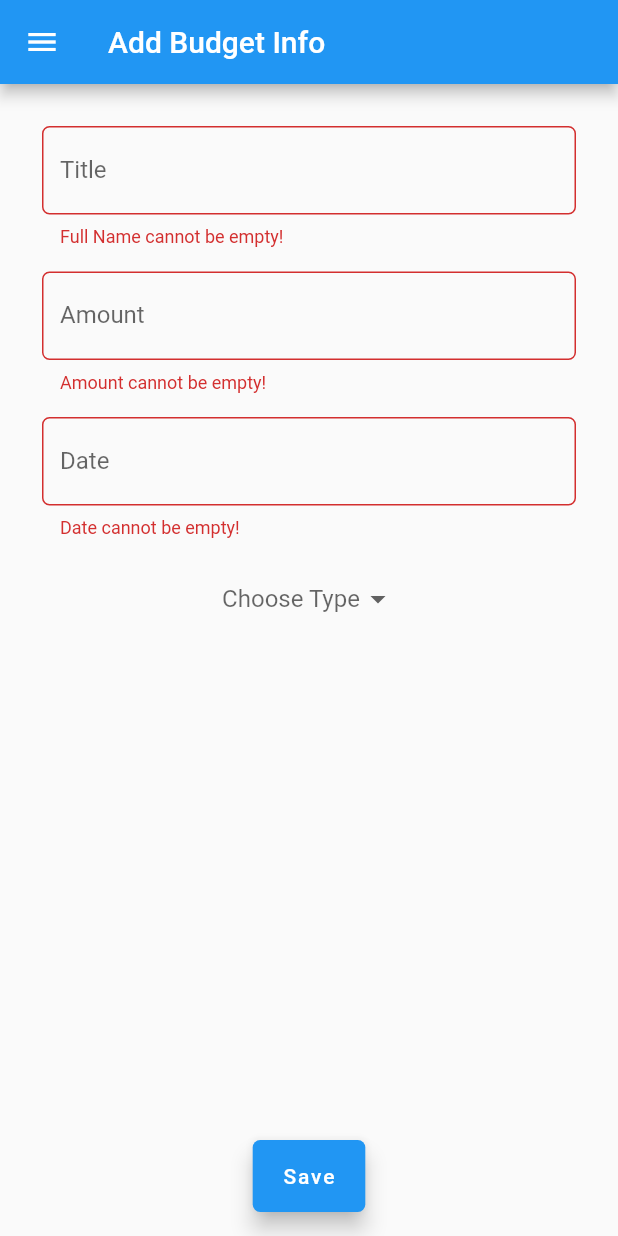
After one commit to syafiqoarashy/pbp-flutter-lab, a Flutter app: the MyFormPage screen opened directly, after a tap on "Save", on a phone screen of 412 x 824 dp. The commit adds this screen. Run offline on Flutter 3.47's test engine with Material 2 defaults, Android fonts, the phone set to English and light mode, and no system bars; missing offline and left inert: dart:ffi.

Commit message:
assignment 8 completion

```diff
--- /dev/null
+++ b/lib/form.dart
@@ -0,0 +1,281 @@
+import 'dart:ffi';
+
+import 'package:flutter/material.dart';
+import 'package:counter_7/main.dart';
+import 'package:counter_7/data.dart';
+
+class MyFormPage extends StatefulWidget {
+  const MyFormPage({super.key});
+
+  @override
+  State<MyFormPage> createState() => _MyFormPageState();
+}
+
+class BudgetData {
+  static List storedData = [];
+}
+
+class _MyFormPageState extends State<MyFormPage> {
+  TextEditingController dateController = TextEditingController();
+  final _formKey = GlobalKey<FormState>();
+  String _title = "";
+  int amount = 0;
+  String? budgetType;
+  List<String> listBudgetType = ['Expense', 'Income'];
+  List filledData = [];
+  DateTime? date;
+
+  @override
+  Widget build(BuildContext context) {
+    return Scaffold(
+      appBar: AppBar(
+        centerTitle: false,
+        // Here we take the value from the MyHomePage object that was created by
+        // the App.build method, and use it to set our appbar title.
+        title: Text("Add Budget Info"),
+      ),
+      drawer: Drawer(
+        child: Column(
+          children: [
+            // Adding clickable menu
+            ListTile(
+              title: const Text('counter_7'),
+              onTap: () {
+                // Routing the menu to the main page
+                Navigator.pushReplacement(
+                  context,
+                  MaterialPageRoute(
+                      builder: (context) =>
+                          const MyHomePage(title: 'Counter Program')),
+                );
+              },
+            ),
+            ListTile(
+              title: const Text('Add Budget Info'),
+              onTap: () {
+                // Routing the menu to the form page
+                Navigator.pushReplacement(
+                  context,
+                  MaterialPageRoute(builder: (context) => const MyFormPage()),
+                );
+              },
+            ),
+            ListTile(
+              title: const Text('Budget Data'),
+              onTap: () {
+                // Routing the menu to the form page
+                Navigator.pushReplacement(
+                  context,
+                  MaterialPageRoute(builder: (context) => const MyDataPage()),
+                );
+              },
+            ),
+          ],
+        ),
+      ),
+      floatingActionButtonLocation: FloatingActionButtonLocation.centerFloat,
+      floatingActionButton: FloatingActionButton.extended(
+        onPressed: () {
+          if (_formKey.currentState!.validate()) {
+            filledData.add(_title);
+            filledData.add(amount);
+            filledData.add(budgetType);
+            filledData.add(date);
+            BudgetData.storedData.add(filledData);
+            showDialog(
+              context: context,
+              builder: (context) {
+                return Dialog(
+                  shape: RoundedRectangleBorder(
+                    borderRadius: BorderRadius.circular(10),
+                  ),
+                  elevation: 15,
+                  child: Container(
+                    child: ListView(
+                      padding: const EdgeInsets.only(top: 20, bottom: 20),
+                      shrinkWrap: true,
+                      children: <Widget>[
+                        Center(child: const Text('Data successfully stored')),
+                        SizedBox(height: 20),
+                        // TODO: Display the information obtained from the form
+                        TextButton(
+                          onPressed: () {
+                            Navigator.pushReplacement(
+                              context,
+                              MaterialPageRoute(
+                                  builder: (context) => const MyFormPage()),
+                            );
+                          },
+                          child: Text('Return'),
+                        ),
+                        TextButton(
+                          onPressed: () {
+                            Navigator.pushReplacement(
+                              context,
+                              MaterialPageRoute(
+                                  builder: (context) => const MyDataPage()),
+                            );
+                          },
+                          child: Text(
+                            'Go to Budget Data',
+                          ),
+                        ),
+                      ],
+                    ),
+                  ),
+                );
+              },
+            );
+          }
+        },
+        label: const Text('Save'),
+        shape: RoundedRectangleBorder(
+            borderRadius: BorderRadius.all(Radius.circular(5))),
+      ),
+      body: Form(
+        key: _formKey,
+        child: SingleChildScrollView(
+          child: Container(
+            padding: const EdgeInsets.all(20.0),
+            child: Column(
+              children: [
+                Padding(
+                  // Using padding of 8 pixels
+                  padding: const EdgeInsets.all(8.0),
+                  child: TextFormField(
+                    decoration: InputDecoration(
+                      hintText: "Example: Hello World!",
+                      labelText: "Title",
+                      // Added a circular border to make it neater
+                      border: OutlineInputBorder(
+                        borderRadius: BorderRadius.circular(5.0),
+                      ),
+                    ),
+                    // Added behavior when name is typed
+                    onChanged: (String? value) {
+                      setState(() {
+                        _title = value!;
+                      });
+                    },
+                    // Added behavior when data is saved
+                    onSaved: (String? value) {
+                      setState(() {
+                        _title = value!;
+                      });
+                    },
+                    // Validator as form validation
+                    validator: (String? value) {
+                      if (value == null || value.isEmpty) {
+                        return 'Full Name cannot be empty!';
+                      }
+                      return null;
+                    },
+                  ),
+                ),
+                Padding(
+                  // Using padding of 8 pixels
+                  padding: const EdgeInsets.all(8.0),
+                  child: TextFormField(
+                    keyboardType:
+                        TextInputType.numberWithOptions(decimal: true),
+                    decoration: InputDecoration(
+                      hintText: "Example: 10000",
+                      labelText: "Amount",
+                      // Added a circular border to make it neater
+                      border: OutlineInputBorder(
+                        borderRadius: BorderRadius.circular(5.0),
+                      ),
+                    ),
+                    // Added behavior when name is typed
+                    onChanged: (String? value) {
+                      setState(() {
+                        amount = int.parse(value!);
+                      });
+                    },
+                    // Added behavior when data is saved
+                    onSaved: (String? value) {
+                      setState(() {
+                        amount = int.parse(value!);
+                      });
+                    },
+                    // Validator as form validation
+                    validator: (String? value) {
+                      if (value == null || value.isEmpty) {
+                        return 'Amount cannot be empty!';
+                      }
+                      return null;
+                    },
+                  ),
+                ),
+                Padding(
+                  padding: const EdgeInsets.all(8.0),
+                  child: TextFormField(
+                    controller: dateController,
+                    decoration: InputDecoration(
+                      labelText: "Date",
+                      // Added a circular border to make it neater
+                      border: OutlineInputBorder(
+                        borderRadius: BorderRadius.circular(5.0),
+                      ),
+                    ),
+                    // Added behavior when name is typed
+
+                    readOnly: true,
+                    onTap: () async {
+                      date = await showDatePicker(
+                          context: context,
+                          initialDate: DateTime.now(),
+                          firstDate: DateTime(2000),
+                          lastDate: DateTime(2050));
+                      if (date != null) {
+                        String formattedDate = date.toString().substring(0, 10);
+
+                        setState(() {
+                          dateController.text = formattedDate;
+                        });
+                      }
+                    },
+                    // Added behavior when data is saved
+
+                    // Validator as form validation
+                    validator: (String? value) {
+                      if (value == null || value.isEmpty) {
+                        return 'Date cannot be empty!';
+                      }
+                      return null;
+                    },
+                  ),
+                ),
+                Padding(
+                  padding: const EdgeInsets.all(8.0),
+                  child: DropdownButton(
+                    hint: Text("Choose Type"),
+
+                    underline: const SizedBox(),
+                    // Initial Value
+                    value: budgetType,
+                    // Array list of items
+                    items: listBudgetType.map((String items) {
+                      return DropdownMenuItem(
+                        value: items,
+                        child: Text(items),
+                      );
+                    }).toList(),
+                    // After selecting the desired option,it will
+                    // change button value to selected value
+                    onChanged: (String? newValue) {
+                      setState(() {
+                        if (newValue == null) budgetType = "Expense";
+                        budgetType = newValue!;
+                      });
+                    },
+                  ),
+                ),
+              ],
+            ),
+          ),
+        ),
+      ),
+    );
+  }
+}
```
Also changed, not shown: lib/data.dart (added, +100 -0 lines), lib/main.dart (+39 -0 lines).
